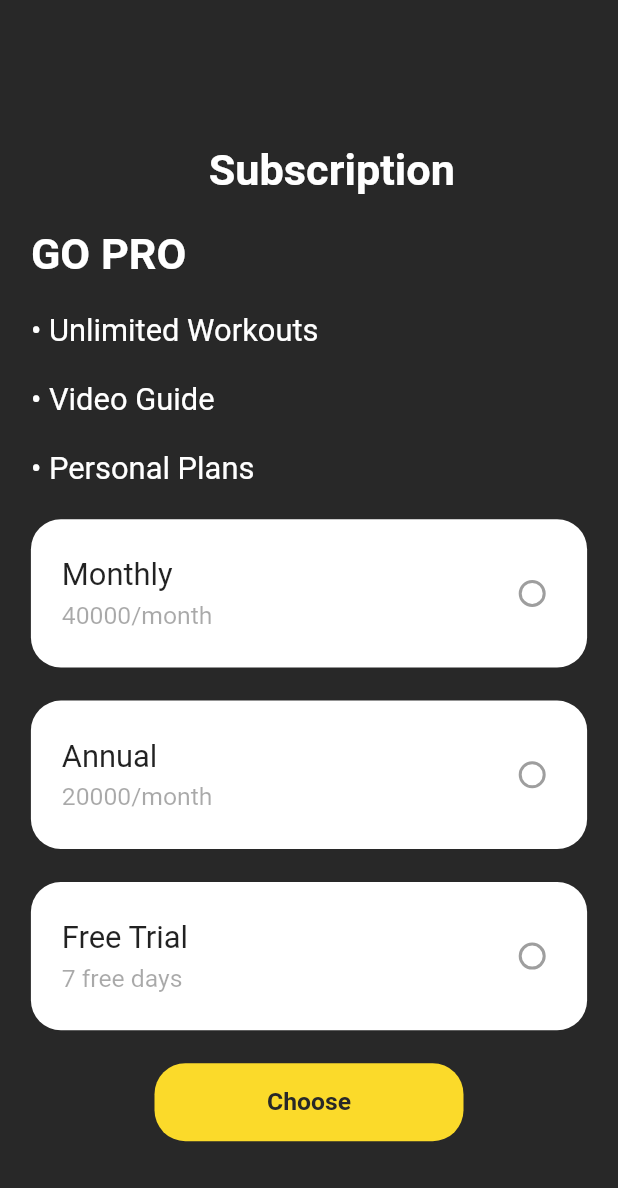
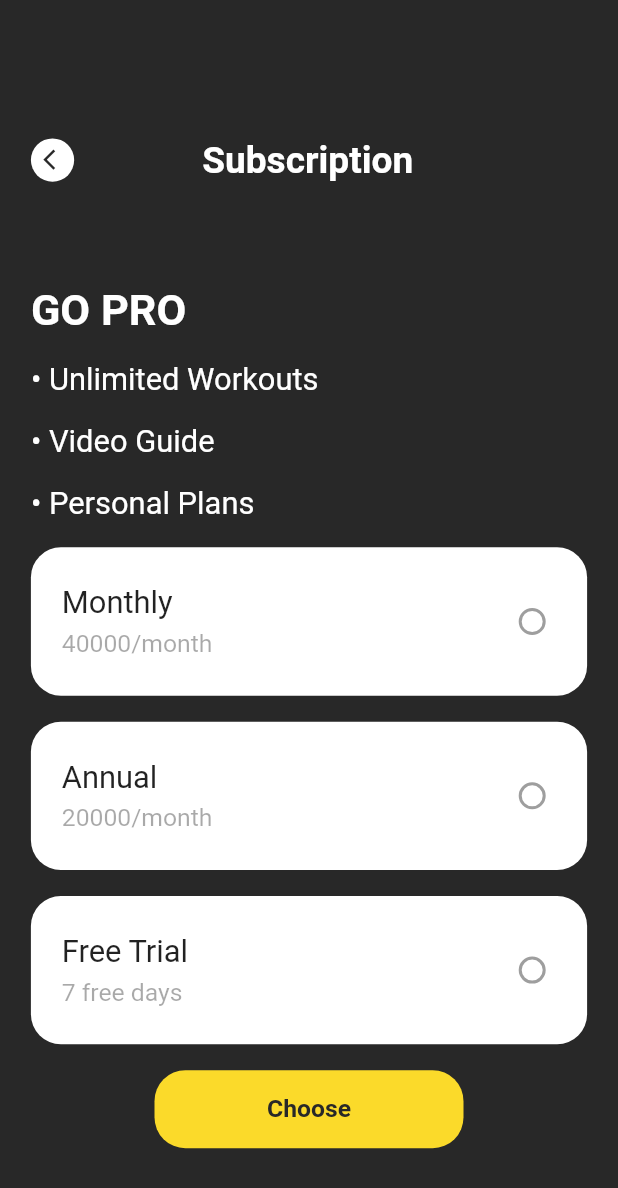
Before and after one commit to naqeeb9a/warehouse-gym, a Flutter app: the Subscription screen opened directly, on a phone screen of 412 x 824 dp. Shown: the top 1188 px of the screen. Run offline on Flutter 3.47's test engine with Material 2 defaults, Android fonts, the phone set to English and light mode, and no system bars; our stand-ins replace carousel_slider, dotted_border, expandable, fl_chart, percent_indicator; network calls fail.

Commit message:
[atif]: gym_details.dart

```diff
--- a/lib/screens/login.dart
+++ b/lib/screens/login.dart
@@ -106,7 +106,7 @@ Widget bar(context, leadingIcon,
       (centerCheck == true)
           ? Align(
               alignment: Alignment.center,
-              child: text(context, centerText, 0.04, myWhite, bold: true))
+              child: text(context, centerText, 0.06, myWhite, bold: true))
           : text(context, "", 0.03, myGrey),
       centerCheck == true
           ? CircleAvatar(
--- a/lib/screens/subscription.dart
+++ b/lib/screens/subscription.dart
@@ -28,23 +28,14 @@ class _SubscriptionState extends State<Subscription> {
             child: Column(
               mainAxisAlignment: MainAxisAlignment.spaceEvenly,
               children: [
-                Row(
-                  mainAxisAlignment: MainAxisAlignment.center,
-                  children: [
-                    bar(
-                      context,
-                      true,
-                      centerCheck: true,
-                    ),
-                    text(
-                      context,
-                      "Subscription",
-                      .07,
-                      myWhite,
-                      bold: true,
-                    ),
-                  ],
+                bar(
+                  context,
+                  true,
+                  centerCheck: true,
+                  back: true,
+                  centerText: "Subscription"
                 ),
+                heightBox(context, 0.04),
                 Row(
                   mainAxisAlignment: MainAxisAlignment.start,
                   children: [
```
Also changed, not shown: lib/screens/checkout_details.dart (+9 -4 lines), lib/screens/gym_details.dart (added, +90 -0 lines), lib/screens/payment_screen.dart (+7 -18 lines), lib/screens/place.dart (+12 -14 lines), lib/widgets/essential_widgets.dart (+10 -0 lines), lib/widgets/place_widget.dart (+18 -12 lines).
